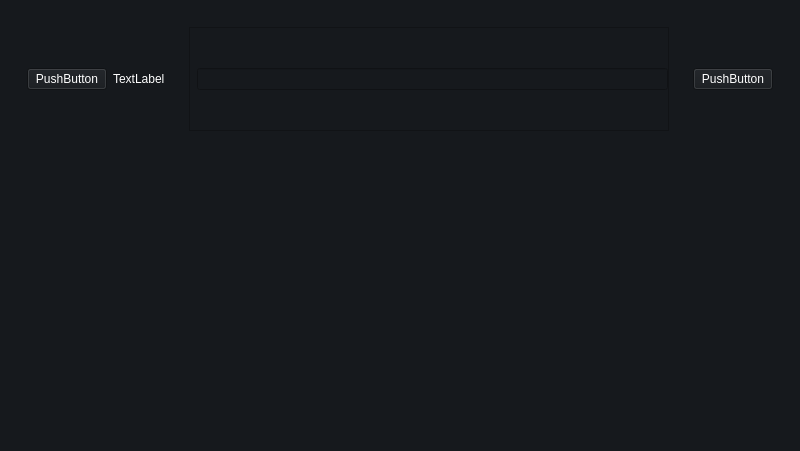
Qt form Smart Trolley/UI/Sample UIs/improved_inventories.ui (Smart-Trolley-LMJ/Frontend) before a commit.
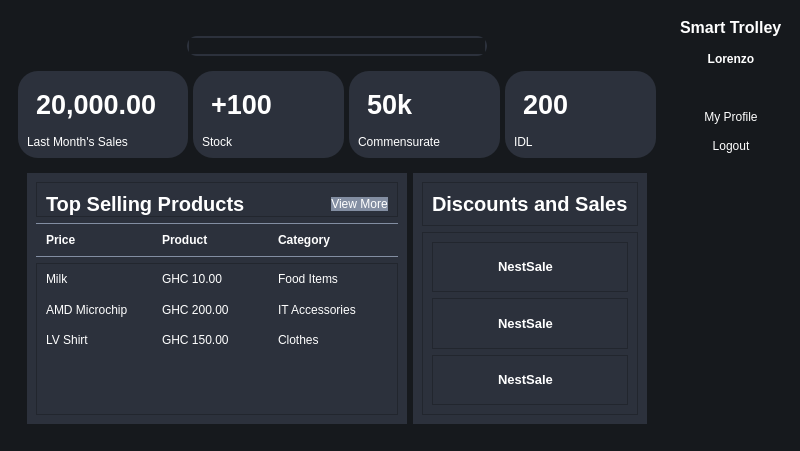
The same form after that commit. Icons and pictures are not drawn.

What changed in the file:
```diff
--- a/Smart Trolley/UI/Sample UIs/improved_inventories.ui
+++ b/Smart Trolley/UI/Sample UIs/improved_inventories.ui
@@ -20,62 +20,107 @@
    <property name="styleSheet">
     <string notr="true">color: rgb(255, 255, 255);</string>
    </property>
-   <layout class="QVBoxLayout" name="verticalLayout">
+   <layout class="QHBoxLayout" name="horizontalLayout">
     <item>
-     <widget class="QWidget" name="cardFrame" native="true">
-      <layout class="QHBoxLayout" name="horizontalLayout">
+     <widget class="QWidget" name="widget" native="true">
+      <layout class="QVBoxLayout" name="verticalLayout">
        <item>
-        <widget class="QWidget" name="widget" native="true">
+        <widget class="QWidget" name="headerFrame" native="true">
          <layout class="QHBoxLayout" name="horizontalLayout_2">
-          <item>
-           <widget class="QPushButton" name="pushButton">
-            <property name="text">
-             <string>PushButton</string>
-            </property>
+          <property name="bottomMargin">
+           <number>0</number>
+          </property>
+          <item alignment="Qt::AlignTop">
+           <widget class="QWidget" name="widget_3" native="true">
+            <layout class="QHBoxLayout" name="horizontalLayout_3"/>
            </widget>
           </item>
-          <item>
-           <widget class="QLabel" name="label">
-            <property name="text">
-             <string>TextLabel</string>
-            </property>
-           </widget>
-          </item>
-         </layout>
-        </widget>
-       </item>
-       <item>
-        <widget class="QWidget" name="widget_2" native="true">
-         <layout class="QHBoxLayout" name="horizontalLayout_3">
-          <item>
-           <widget class="QFrame" name="frame">
-            <property name="frameShape">
-             <enum>QFrame::StyledPanel</enum>
-            </property>
-            <property name="frameShadow">
-             <enum>QFrame::Raised</enum>
+          <item alignment="Qt::AlignTop">
+           <widget class="QWidget" name="widget_6" native="true">
+            <property name="styleSheet">
+             <string notr="true">border: none
+
+</string>
             </property>
             <layout class="QHBoxLayout" name="horizontalLayout_4">
-             <property name="spacing">
-              <number>0</number>
-             </property>
-             <property name="leftMargin">
-              <number>0</number>
-             </property>
-             <property name="topMargin">
-              <number>0</number>
-             </property>
-             <property name="rightMargin">
-              <number>0</number>
-             </property>
-             <property name="bottomMargin">
-              <number>0</number>
-             </property>
-             <item>
-              <widget class="QLabel" name="label_2">
+             <item alignment="Qt::AlignHCenter|Qt::AlignTop">
+              <widget class="QFrame" name="searchFrame">
+               <property name="minimumSize">
+                <size>
+                 <width>300</width>
+                 <height>0</height>
+                </size>
+               </property>
                <property name="maximumSize">
                 <size>
-                 <width>30</width>
+                 <width>500</width>
+                 <height>16777215</height>
+                </size>
+               </property>
+               <property name="styleSheet">
+                <string notr="true">#searchFrame{
+border-radius: 10px;
+border: 2px solid #2c313c;
+}</string>
+               </property>
+               <property name="frameShape">
+                <enum>QFrame::StyledPanel</enum>
+               </property>
+               <property name="frameShadow">
+                <enum>QFrame::Raised</enum>
+               </property>
+               <layout class="QHBoxLayout" name="horizontalLayout_5">
+                <property name="spacing">
+                 <number>0</number>
+                </property>
+                <property name="leftMargin">
+                 <number>0</number>
+                </property>
+                <property name="topMargin">
+                 <number>0</number>
+                </property>
+                <property name="rightMargin">
+                 <number>0</number>
+                </property>
+                <property name="bottomMargin">
+                 <number>0</number>
+                </property>
+                <item>
+                 <widget class="QLabel" name="label_2">
+                  <property name="maximumSize">
+                   <size>
+                    <width>30</width>
+                    <height>30</height>
+                   </size>
+                  </property>
+                  <property name="text">
+                   <string/>
+                  </property>
+                  <property name="pixmap">
+                   <pixmap resource="../Images/resources.qrc">:/white /White Icons/search.svg</pixmap>
+                  </property>
+                  <property name="scaledContents">
+                   <bool>true</bool>
+                  </property>
+                 </widget>
+                </item>
+                <item>
+                 <widget class="QLineEdit" name="lineEdit"/>
+                </item>
+               </layout>
+              </widget>
+             </item>
+            </layout>
+           </widget>
+          </item>
+          <item alignment="Qt::AlignTop">
+           <widget class="QWidget" name="widget_7" native="true">
+            <layout class="QHBoxLayout" name="horizontalLayout_8">
+             <item alignment="Qt::AlignRight">
+              <widget class="QLabel" name="label">
+               <property name="maximumSize">
+                <size>
+                 <width>36</width>
                  <height>30</height>
                 </size>
                </property>
@@ -90,36 +135,869 @@
                </property>
               </widget>
              </item>
+            </layout>
+           </widget>
+          </item>
+         </layout>
+        </widget>
+       </item>
+       <item>
+        <widget class="QWidget" name="cardFrame" native="true">
+         <property name="styleSheet">
+          <string notr="true">QFrame{
+	border-radius: 20px;
+	background-color: rgb(44, 49, 60);
+}</string>
+         </property>
+         <layout class="QHBoxLayout" name="horizontalLayout_6">
+          <property name="spacing">
+           <number>5</number>
+          </property>
+          <property name="leftMargin">
+           <number>0</number>
+          </property>
+          <property name="topMargin">
+           <number>0</number>
+          </property>
+          <property name="rightMargin">
+           <number>0</number>
+          </property>
+          <property name="bottomMargin">
+           <number>0</number>
+          </property>
+          <item>
+           <widget class="QFrame" name="card1">
+            <property name="frameShape">
+             <enum>QFrame::StyledPanel</enum>
+            </property>
+            <property name="frameShadow">
+             <enum>QFrame::Raised</enum>
+            </property>
+            <layout class="QVBoxLayout" name="verticalLayout_2">
              <item>
-              <widget class="QLineEdit" name="lineEdit"/>
+              <widget class="QFrame" name="frame">
+               <property name="frameShape">
+                <enum>QFrame::StyledPanel</enum>
+               </property>
+               <property name="frameShadow">
+                <enum>QFrame::Raised</enum>
+               </property>
+               <layout class="QHBoxLayout" name="horizontalLayout_7">
+                <item>
+                 <widget class="QLabel" name="label_4">
+                  <property name="font">
+                   <font>
+                    <pointsize>20</pointsize>
+                    <weight>75</weight>
+                    <bold>true</bold>
+                   </font>
+                  </property>
+                  <property name="text">
+                   <string>20,000.00</string>
+                  </property>
+                 </widget>
+                </item>
+                <item>
+                 <widget class="QLabel" name="label_5">
+                  <property name="maximumSize">
+                   <size>
+                    <width>32</width>
+                    <height>32</height>
+                   </size>
+                  </property>
+                  <property name="font">
+                   <font>
+                    <weight>75</weight>
+                    <bold>true</bold>
+                   </font>
+                  </property>
+                  <property name="text">
+                   <string/>
+                  </property>
+                  <property name="pixmap">
+                   <pixmap resource="../Images/resources.qrc">:/white /White Icons/shopping-cart.svg</pixmap>
+                  </property>
+                  <property name="scaledContents">
+                   <bool>true</bool>
+                  </property>
+                 </widget>
+                </item>
+               </layout>
+              </widget>
              </item>
+             <item alignment="Qt::AlignLeft|Qt::AlignTop">
+              <widget class="QLabel" name="label_3">
+               <property name="text">
+                <string>Last Month's Sales</string>
+               </property>
+              </widget>
+             </item>
             </layout>
            </widget>
           </item>
+          <item>
+           <widget class="QFrame" name="card2">
+            <property name="frameShape">
+             <enum>QFrame::StyledPanel</enum>
+            </property>
+            <property name="frameShadow">
+             <enum>QFrame::Raised</enum>
+            </property>
+            <layout class="QVBoxLayout" name="verticalLayout_3">
+             <item>
+              <widget class="QFrame" name="frame_2">
+               <property name="frameShape">
+                <enum>QFrame::StyledPanel</enum>
+               </property>
+               <property name="frameShadow">
+                <enum>QFrame::Raised</enum>
+               </property>
+               <layout class="QHBoxLayout" name="horizontalLayout_9">
+                <item>
+                 <widget class="QLabel" name="label_8">
+                  <property name="font">
+                   <font>
+                    <pointsize>20</pointsize>
+                    <weight>75</weight>
+                    <bold>true</bold>
+                   </font>
+                  </property>
+                  <property name="text">
+                   <string>+100</string>
+                  </property>
+                 </widget>
+                </item>
+                <item>
+                 <widget class="QLabel" name="label_9">
+                  <property name="maximumSize">
+                   <size>
+                    <width>32</width>
+                    <height>32</height>
+                   </size>
+                  </property>
+                  <property name="font">
+                   <font>
+                    <weight>75</weight>
+                    <bold>true</bold>
+                   </font>
+                  </property>
+                  <property name="text">
+                   <string/>
+                  </property>
+                  <property name="pixmap">
+                   <pixmap resource="../Images/resources.qrc">:/white /White Icons/dollar-sign.svg</pixmap>
+                  </property>
+                  <property name="scaledContents">
+                   <bool>true</bool>
+                  </property>
+                 </widget>
+                </item>
+               </layout>
+              </widget>
+             </item>
+             <item alignment="Qt::AlignTop">
+              <widget class="QLabel" name="label_10">
+               <property name="text">
+                <string>Stock</string>
+               </property>
+              </widget>
+             </item>
+            </layout>
+           </widget>
+          </item>
+          <item>
+           <widget class="QFrame" name="card3">
+            <property name="frameShape">
+             <enum>QFrame::StyledPanel</enum>
+            </property>
+            <property name="frameShadow">
+             <enum>QFrame::Raised</enum>
+            </property>
+            <layout class="QVBoxLayout" name="verticalLayout_4">
+             <item>
+              <widget class="QFrame" name="frame_3">
+               <property name="frameShape">
+                <enum>QFrame::StyledPanel</enum>
+               </property>
+               <property name="frameShadow">
+                <enum>QFrame::Raised</enum>
+               </property>
+               <layout class="QHBoxLayout" name="horizontalLayout_10">
+                <item>
+                 <widget class="QLabel" name="label_11">
+                  <property name="font">
+                   <font>
+                    <pointsize>20</pointsize>
+                    <weight>75</weight>
+                    <bold>true</bold>
+                   </font>
+                  </property>
+                  <property name="text">
+                   <string>50k</string>
+                  </property>
+                 </widget>
+                </item>
+                <item>
+                 <widget class="QLabel" name="label_12">
+                  <property name="maximumSize">
+                   <size>
+                    <width>32</width>
+                    <height>32</height>
+                   </size>
+                  </property>
+                  <property name="font">
+                   <font>
+                    <weight>75</weight>
+                    <bold>true</bold>
+                   </font>
+                  </property>
+                  <property name="text">
+                   <string/>
+                  </property>
+                  <property name="pixmap">
+                   <pixmap resource="../Images/resources.qrc">:/white /White Icons/figma.svg</pixmap>
+                  </property>
+                  <property name="scaledContents">
+                   <bool>true</bool>
+                  </property>
+                 </widget>
+                </item>
+               </layout>
+              </widget>
+             </item>
+             <item alignment="Qt::AlignLeft|Qt::AlignTop">
+              <widget class="QLabel" name="label_13">
+               <property name="text">
+                <string>Commensurate</string>
+               </property>
+              </widget>
+             </item>
+            </layout>
+           </widget>
+          </item>
+          <item>
+           <widget class="QFrame" name="card4">
+            <property name="frameShape">
+             <enum>QFrame::StyledPanel</enum>
+            </property>
+            <property name="frameShadow">
+             <enum>QFrame::Raised</enum>
+            </property>
+            <layout class="QVBoxLayout" name="verticalLayout_5">
+             <item>
+              <widget class="QFrame" name="frame_4">
+               <property name="frameShape">
+                <enum>QFrame::StyledPanel</enum>
+               </property>
+               <property name="frameShadow">
+                <enum>QFrame::Raised</enum>
+               </property>
+               <layout class="QHBoxLayout" name="horizontalLayout_11">
+                <item>
+                 <widget class="QLabel" name="label_14">
+                  <property name="font">
+                   <font>
+                    <pointsize>20</pointsize>
+                    <weight>75</weight>
+                    <bold>true</bold>
+                   </font>
+                  </property>
+                  <property name="text">
+                   <string>200</string>
+                  </property>
+                 </widget>
+                </item>
+                <item>
+                 <widget class="QLabel" name="label_15">
+                  <property name="maximumSize">
+                   <size>
+                    <width>32</width>
+                    <height>32</height>
+                   </size>
+                  </property>
+                  <property name="font">
+                   <font>
+                    <weight>75</weight>
+                    <bold>true</bold>
+                   </font>
+                  </property>
+                  <property name="text">
+                   <string/>
+                  </property>
+                  <property name="pixmap">
+                   <pixmap resource="../Images/resources.qrc">:/white /White Icons/share-2.svg</pixmap>
+                  </property>
+                  <property name="scaledContents">
+                   <bool>true</bool>
+                  </property>
+                 </widget>
+                </item>
+               </layout>
+              </widget>
+             </item>
+             <item alignment="Qt::AlignLeft|Qt::AlignTop">
+              <widget class="QLabel" name="label_16">
+               <property name="text">
+                <string>IDL</string>
+               </property>
+              </widget>
+             </item>
+            </layout>
+           </widget>
+          </item>
          </layout>
         </widget>
        </item>
        <item>
-        <widget class="QWidget" name="widget_3" native="true">
-         <layout class="QHBoxLayout" name="horizontalLayout_5">
+        <widget class="QWidget" name="mainFrame" native="true">
+         <property name="sizePolicy">
+          <sizepolicy hsizetype="Preferred" vsizetype="Expanding">
+           <horstretch>0</horstretch>
+           <verstretch>0</verstretch>
+          </sizepolicy>
+         </property>
+         <layout class="QHBoxLayout" name="horizontalLayout_12">
           <item>
-           <widget class="QPushButton" name="pushButton_2">
-            <property name="text">
-             <string>PushButton</string>
+           <widget class="QWidget" name="widget_4" native="true">
+            <property name="sizePolicy">
+             <sizepolicy hsizetype="Expanding" vsizetype="Preferred">
+              <horstretch>0</horstretch>
+              <verstretch>0</verstretch>
+             </sizepolicy>
             </property>
+            <property name="styleSheet">
+             <string notr="true">background-color: rgb(44, 49, 60);</string>
+            </property>
+            <layout class="QVBoxLayout" name="verticalLayout_6">
+             <property name="spacing">
+              <number>6</number>
+             </property>
+             <item alignment="Qt::AlignTop">
+              <widget class="QFrame" name="frame_5">
+               <property name="frameShape">
+                <enum>QFrame::StyledPanel</enum>
+               </property>
+               <property name="frameShadow">
+                <enum>QFrame::Raised</enum>
+               </property>
+               <layout class="QHBoxLayout" name="horizontalLayout_14">
+                <property name="bottomMargin">
+                 <number>0</number>
+                </property>
+                <item>
+                 <widget class="QLabel" name="label_17">
+                  <property name="font">
+                   <font>
+                    <pointsize>15</pointsize>
+                    <weight>75</weight>
+                    <bold>true</bold>
+                   </font>
+                  </property>
+                  <property name="text">
+                   <string>Top Selling Products</string>
+                  </property>
+                 </widget>
+                </item>
+                <item alignment="Qt::AlignRight">
+                 <widget class="QPushButton" name="pushButton_3">
+                  <property name="styleSheet">
+                   <string notr="true">background-color: rgb(131, 142, 162);
+border-radius: 10px</string>
+                  </property>
+                  <property name="text">
+                   <string>View More</string>
+                  </property>
+                  <property name="icon">
+                   <iconset resource="../Images/resources.qrc">
+                    <normaloff>:/white /White Icons/arrow-right.svg</normaloff>:/white /White Icons/arrow-right.svg</iconset>
+                  </property>
+                  <property name="iconSize">
+                   <size>
+                    <width>24</width>
+                    <height>24</height>
+                   </size>
+                  </property>
+                 </widget>
+                </item>
+               </layout>
+              </widget>
+             </item>
+             <item>
+              <widget class="QFrame" name="frame_7">
+               <property name="styleSheet">
+                <string notr="true">QFrame{
+	border-top: 1px solid rgb(131, 142, 162);
+	border-bottom: 1px solid rgb(131, 142, 162);
+}
+QLabel{
+border: none
+}</string>
+               </property>
+               <property name="frameShape">
+                <enum>QFrame::StyledPanel</enum>
+               </property>
+               <property name="frameShadow">
+                <enum>QFrame::Raised</enum>
+               </property>
+               <layout class="QGridLayout" name="gridLayout_2">
+                <item row="0" column="0">
+                 <widget class="QLabel" name="label_19">
+                  <property name="font">
+                   <font>
+                    <weight>75</weight>
+                    <bold>true</bold>
+                   </font>
+                  </property>
+                  <property name="text">
+                   <string>Price</string>
+                  </property>
+                 </widget>
+                </item>
+                <item row="0" column="1">
+                 <widget class="QLabel" name="label_18">
+                  <property name="font">
+                   <font>
+                    <weight>75</weight>
+                    <bold>true</bold>
+                   </font>
+                  </property>
+                  <property name="text">
+                   <string>Product</string>
+                  </property>
+                 </widget>
+                </item>
+                <item row="0" column="2">
+                 <widget class="QLabel" name="label_20">
+                  <property name="font">
+                   <font>
+                    <weight>75</weight>
+                    <bold>true</bold>
+                   </font>
+                  </property>
+                  <property name="text">
+                   <string>Category</string>
+                  </property>
+                 </widget>
+                </item>
+               </layout>
+              </widget>
+             </item>
+             <item>
+              <widget class="QFrame" name="frame_6">
+               <property name="sizePolicy">
+                <sizepolicy hsizetype="Preferred" vsizetype="Expanding">
+                 <horstretch>0</horstretch>
+                 <verstretch>0</verstretch>
+                </sizepolicy>
+               </property>
+               <property name="frameShape">
+                <enum>QFrame::StyledPanel</enum>
+               </property>
+               <property name="frameShadow">
+                <enum>QFrame::Raised</enum>
+               </property>
+               <layout class="QGridLayout" name="gridLayout">
+                <property name="topMargin">
+                 <number>0</number>
+                </property>
+                <property name="verticalSpacing">
+                 <number>0</number>
+                </property>
+                <item row="0" column="1">
+                 <widget class="QLabel" name="label_22">
+                  <property name="text">
+                   <string>GHC 10.00</string>
+                  </property>
+                 </widget>
+                </item>
+                <item row="1" column="2">
+                 <widget class="QLabel" name="label_26">
+                  <property name="text">
+                   <string>IT Accessories</string>
+                  </property>
+                 </widget>
+                </item>
+                <item row="1" column="0">
+                 <widget class="QLabel" name="label_24">
+                  <property name="text">
+                   <string>AMD Microchip</string>
+                  </property>
+                 </widget>
+                </item>
+                <item row="0" column="0">
+                 <widget class="QLabel" name="label_21">
+                  <property name="text">
+                   <string>Milk</string>
+                  </property>
+                 </widget>
+                </item>
+                <item row="2" column="1">
+                 <widget class="QLabel" name="label_28">
+                  <property name="text">
+                   <string>GHC 150.00</string>
+                  </property>
+                 </widget>
+                </item>
+                <item row="2" column="2">
+                 <widget class="QLabel" name="label_29">
+                  <property name="text">
+                   <string>Clothes</string>
+                  </property>
+                 </widget>
+                </item>
+                <item row="0" column="2">
+                 <widget class="QLabel" name="label_23">
+                  <property name="text">
+                   <string>Food Items</string>
+                  </property>
+                 </widget>
+                </item>
+                <item row="1" column="1">
+                 <widget class="QLabel" name="label_25">
+                  <property name="text">
+                   <string>GHC 200.00</string>
+                  </property>
+                 </widget>
+                </item>
+                <item row="2" column="0">
+                 <widget class="QLabel" name="label_27">
+                  <property name="text">
+                   <string>LV Shirt</string>
+                  </property>
+                 </widget>
+                </item>
+                <item row="3" column="1">
+                 <spacer name="verticalSpacer">
+                  <property name="orientation">
+                   <enum>Qt::Vertical</enum>
+                  </property>
+                  <property name="sizeType">
+                   <enum>QSizePolicy::Preferred</enum>
+                  </property>
+                  <property name="sizeHint" stdset="0">
+                   <size>
+                    <width>20</width>
+                    <height>50</height>
+                   </size>
+                  </property>
+                 </spacer>
+                </item>
+               </layout>
+              </widget>
+             </item>
+            </layout>
            </widget>
           </item>
+          <item alignment="Qt::AlignRight">
+           <widget class="QWidget" name="widget_5" native="true">
+            <property name="styleSheet">
+             <string notr="true">background-color: rgb(44, 49, 60);</string>
+            </property>
+            <layout class="QVBoxLayout" name="verticalLayout_7">
+             <item>
+              <widget class="QFrame" name="frame_8">
+               <property name="frameShape">
+                <enum>QFrame::StyledPanel</enum>
+               </property>
+               <property name="frameShadow">
+                <enum>QFrame::Raised</enum>
+               </property>
+               <layout class="QHBoxLayout" name="horizontalLayout_13">
+                <item>
+                 <widget class="QLabel" name="label_30">
+                  <property name="font">
+                   <font>
+                    <pointsize>15</pointsize>
+                    <weight>75</weight>
+                    <bold>true</bold>
+                   </font>
+                  </property>
+                  <property name="text">
+                   <string>Discounts and Sales</string>
+                  </property>
+                 </widget>
+                </item>
+               </layout>
+              </widget>
+             </item>
+             <item>
+              <widget class="QFrame" name="frame_9">
+               <property name="sizePolicy">
+                <sizepolicy hsizetype="Preferred" vsizetype="Expanding">
+                 <horstretch>0</horstretch>
+                 <verstretch>0</verstretch>
+                </sizepolicy>
+               </property>
+               <property name="frameShape">
+                <enum>QFrame::StyledPanel</enum>
+               </property>
+               <property name="frameShadow">
+                <enum>QFrame::Raised</enum>
+               </property>
+               <layout class="QVBoxLayout" name="verticalLayout_8">
+                <item>
+                 <widget class="QFrame" name="frame_11">
+                  <property name="frameShape">
+                   <enum>QFrame::StyledPanel</enum>
+                  </property>
+                  <property name="frameShadow">
+                   <enum>QFrame::Raised</enum>
+                  </property>
+                  <layout class="QHBoxLayout" name="horizontalLayout_16">
+                   <item>
+                    <widget class="QLabel" name="label_34">
+                     <property name="maximumSize">
+                      <size>
+                       <width>50</width>
+                       <height>50</height>
+                      </size>
+                     </property>
+                     <property name="text">
+                      <string/>
+                     </property>
+                     <property name="pixmap">
+                      <pixmap>../Images/Logo/Nestle.png</pixmap>
+                     </property>
+                     <property name="scaledContents">
+                      <bool>true</bool>
+                     </property>
+                    </widget>
+                   </item>
+                   <item>
+                    <widget class="QLabel" name="label_35">
+                     <property name="text">
+                      <string>&lt;html&gt;&lt;head/&gt;&lt;body&gt;&lt;p&gt;&lt;span style=&quot; font-size:10pt; font-weight:600;&quot;&gt;NestSale&lt;/span&gt;&lt;/p&gt;&lt;/body&gt;&lt;/html&gt;</string>
+                     </property>
+                    </widget>
+                   </item>
+                   <item>
+                    <widget class="QLabel" name="label_36">
+                     <property name="maximumSize">
+                      <size>
+                       <width>30</width>
+                       <height>30</height>
+                      </size>
+                     </property>
+                     <property name="text">
+                      <string/>
+                     </property>
+                     <property name="pixmap">
+                      <pixmap resource="../Images/resources.qrc">:/white /White Icons/cloud-lightning.svg</pixmap>
+                     </property>
+                     <property name="scaledContents">
+                      <bool>true</bool>
+                     </property>
+                    </widget>
+                   </item>
+                  </layout>
+                 </widget>
+                </item>
+                <item>
+                 <widget class="QFrame" name="frame_12">
+                  <property name="frameShape">
+                   <enum>QFrame::StyledPanel</enum>
+                  </property>
+                  <property name="frameShadow">
+                   <enum>QFrame::Raised</enum>
+                  </property>
+                  <layout class="QHBoxLayout" name="horizontalLayout_17">
+                   <item>
+                    <widget class="QLabel" name="label_37">
+                     <property name="maximumSize">
+                      <size>
+                       <width>50</width>
+                       <height>50</height>
+                      </size>
+                     </property>
+                     <property name="text">
+                      <string/>
+                     </property>
+                     <property name="pixmap">
+                      <pixmap>../Images/Logo/Nestle.png</pixmap>
+                     </property>
+                     <property name="scaledContents">
+                      <bool>true</bool>
+                     </property>
+                    </widget>
+                   </item>
+                   <item>
+                    <widget class="QLabel" name="label_38">
+                     <property name="text">
+                      <string>&lt;html&gt;&lt;head/&gt;&lt;body&gt;&lt;p&gt;&lt;span style=&quot; font-size:10pt; font-weight:600;&quot;&gt;NestSale&lt;/span&gt;&lt;/p&gt;&lt;/body&gt;&lt;/html&gt;</string>
+                     </property>
+                    </widget>
+                   </item>
+                   <item>
+                    <widget class="QLabel" name="label_39">
+                     <property name="maximumSize">
+                      <size>
+                       <width>30</width>
+                       <height>30</height>
+                      </size>
+                     </property>
+                     <property name="text">
+                      <string/>
+                     </property>
+                     <property name="pixmap">
+                      <pixmap resource="../Images/resources.qrc">:/white /White Icons/cloud-lightning.svg</pixmap>
+                     </property>
+                     <property name="scaledContents">
+                      <bool>true</bool>
+                     </property>
+                    </widget>
+                   </item>
+                  </layout>
+                 </widget>
+                </item>
+                <item>
+                 <widget class="QFrame" name="frame_10">
+                  <property name="frameShape">
+                   <enum>QFrame::StyledPanel</enum>
+                  </property>
+                  <property name="frameShadow">
+                   <enum>QFrame::Raised</enum>
+                  </property>
+                  <layout class="QHBoxLayout" name="horizontalLayout_15">
+                   <item>
+                    <widget class="QLabel" name="label_31">
+                     <property name="maximumSize">
+                      <size>
+                       <width>50</width>
+                       <height>50</height>
+                      </size>
+                     </property>
+                     <property name="text">
+                      <string/>
+                     </property>
+                     <property name="pixmap">
+                      <pixmap>../Images/Logo/Nestle.png</pixmap>
+                     </property>
+                     <property name="scaledContents">
+                      <bool>true</bool>
+                     </property>
+                    </widget>
+                   </item>
+                   <item>
+                    <widget class="QLabel" name="label_33">
+                     <property name="text">
+                      <string>&lt;html&gt;&lt;head/&gt;&lt;body&gt;&lt;p&gt;&lt;span style=&quot; font-size:10pt; font-weight:600;&quot;&gt;NestSale&lt;/span&gt;&lt;/p&gt;&lt;/body&gt;&lt;/html&gt;</string>
+                     </property>
+                    </widget>
+                   </item>
+                   <item>
+                    <widget class="QLabel" name="label_32">
+                     <property name="maximumSize">
+                      <size>
+                       <width>30</width>
+                       <height>30</height>
+                      </size>
+                     </property>
+                     <property name="text">
+                      <string/>
+                     </property>
+                     <property name="pixmap">
+                      <pixmap resource="../Images/resources.qrc">:/white /White Icons/cloud-lightning.svg</pixmap>
+                     </property>
+                     <property name="scaledContents">
+                      <bool>true</bool>
+                     </property>
+                    </widget>
+                   </item>
+                  </layout>
+                 </widget>
+                </item>
+               </layout>
+              </widget>
+             </item>
+            </layout>
+           </widget>
+          </item>
          </layout>
         </widget>
        </item>
       </layout>
      </widget>
     </item>
-    <item>
-     <widget class="QWidget" name="headerFrame" native="true"/>
-    </item>
-    <item>
-     <widget class="QWidget" name="mainFrame" native="true"/>
+    <item alignment="Qt::AlignTop">
+     <widget class="QWidget" name="widget_2" native="true">
+      <layout class="QVBoxLayout" name="verticalLayout_9">
+       <property name="spacing">
+        <number>15</number>
+       </property>
+       <item>
+        <widget class="QLabel" name="label_7">
+         <property name="font">
+          <font>
+           <pointsize>12</pointsize>
+           <weight>75</weight>
+           <bold>true</bold>
+          </font>
+         </property>
+         <property name="text">
+          <string>Smart Trolley</string>
+         </property>
+        </widget>
+       </item>
+       <item>
+        <widget class="QLabel" name="label_6">
+         <property name="font">
+          <font>
+           <weight>75</weight>
+           <bold>true</bold>
+          </font>
+         </property>
+         <property name="text">
+          <string>Lorenzo</string>
+         </property>
+         <property name="alignment">
+          <set>Qt::AlignCenter</set>
+         </property>
+        </widget>
+       </item>
+       <item alignment="Qt::AlignHCenter">
+        <widget class="QLabel" name="label_42">
+         <property name="maximumSize">
+          <size>
+           <width>50</width>
+           <height>50</height>
+          </size>
+         </property>
+         <property name="text">
+          <string/>
+         </property>
+         <property name="pixmap">
+          <pixmap>../Images/Logo/Nestle.png</pixmap>
+         </property>
+         <property name="scaledContents">
+          <bool>true</bool>
+         </property>
+         <property name="alignment">
+          <set>Qt::AlignCenter</set>
+         </property>
+        </widget>
+       </item>
+       <item>
+        <widget class="QLabel" name="label_41">
+         <property name="text">
+          <string>My Profile</string>
+         </property>
+         <property name="alignment">
+          <set>Qt::AlignCenter</set>
+         </property>
+        </widget>
+       </item>
+       <item>
+        <widget class="QLabel" name="label_40">
+         <property name="text">
+          <string>Logout</string>
+         </property>
+         <property name="alignment">
+          <set>Qt::AlignCenter</set>
+         </property>
+        </widget>
+       </item>
+      </layout>
+     </widget>
     </item>
    </layout>
   </widget>
```
Left out of the diff: 2 changed lines with no effect on the pictures.
